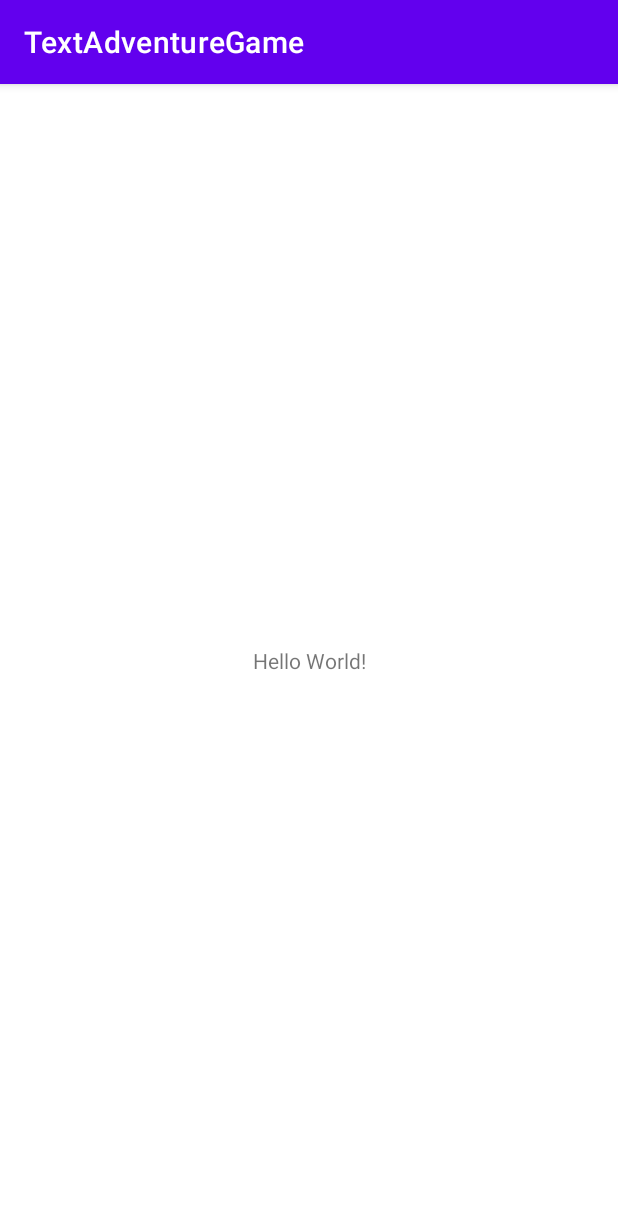
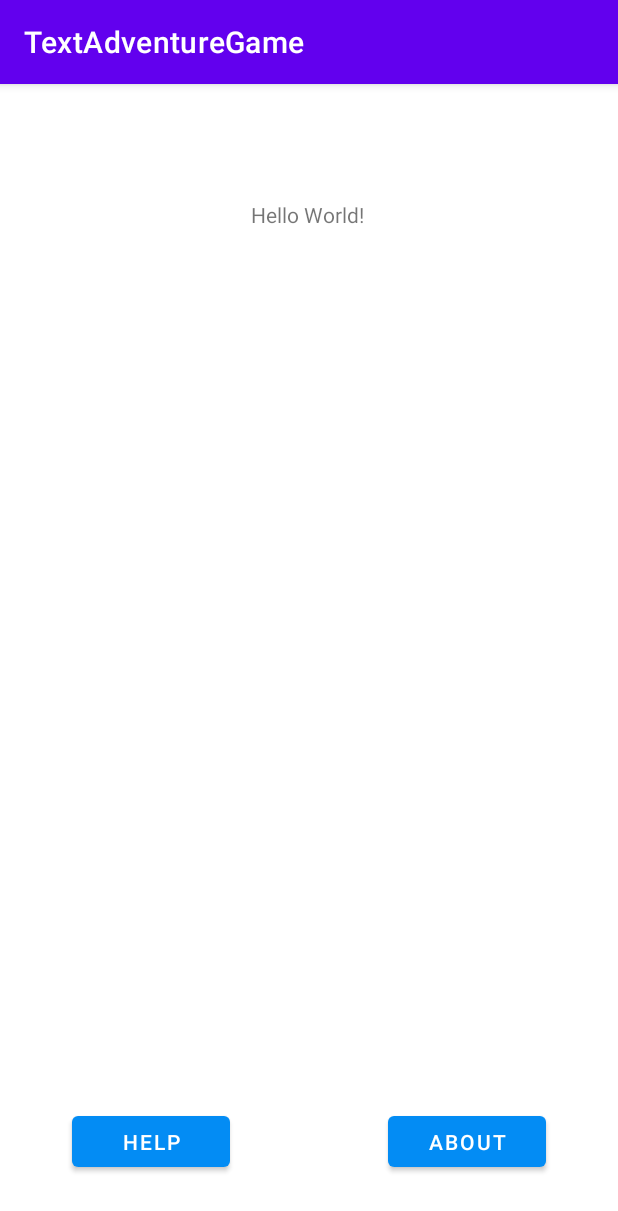
Before and after one commit to ABethuel/TextAdventureGame, an Android app: the screen it shows after launch (MainActivity), on a phone screen of 412 x 824 dp. Shown: the top 1211 px of the screen. Run offline under Robolectric (Android 15) with nearby library versions, the phone set to English and light mode, and no system bars.

Commit message:
welcome page

```diff
--- a/app/src/main/res/layout/activity_main.xml
+++ b/app/src/main/res/layout/activity_main.xml
@@ -4,15 +4,71 @@
     xmlns:tools="http://schemas.android.com/tools"
     android:layout_width="match_parent"
     android:layout_height="match_parent"
+    android:background="#FFFFFF"
     tools:context=".MainActivity">
 
+    <Button
+        android:id="@+id/buttonLoad"
+        android:layout_width="118dp"
+        android:layout_height="57dp"
+        android:layout_marginTop="192dp"
+        android:layout_marginEnd="112dp"
+        android:layout_marginRight="112dp"
+        android:layout_marginBottom="414dp"
+        android:text="Load"
+        app:backgroundTint="#038CF4"
+        app:layout_constraintBottom_toTopOf="@+id/buttonAbout"
+        app:layout_constraintEnd_toEndOf="parent"
+        app:layout_constraintTop_toBottomOf="@+id/textView" />
+
+    <Button
+        android:id="@+id/buttonAbout"
+        android:layout_width="105dp"
+        android:layout_height="46dp"
+        android:layout_marginEnd="48dp"
+        android:layout_marginRight="48dp"
+        android:layout_marginBottom="40dp"
+        android:text="@string/about"
+        app:backgroundTint="#038CF4"
+        app:layout_constraintBottom_toBottomOf="parent"
+        app:layout_constraintEnd_toEndOf="parent" />
+
     <TextView
+        android:id="@+id/textView"
         android:layout_width="wrap_content"
         android:layout_height="wrap_content"
         android:text="Hello World!"
         app:layout_constraintBottom_toBottomOf="parent"
+        app:layout_constraintHorizontal_bias="0.498"
         app:layout_constraintLeft_toLeftOf="parent"
         app:layout_constraintRight_toRightOf="parent"
-        app:layout_constraintTop_toTopOf="parent" />
+        app:layout_constraintTop_toTopOf="parent"
+        app:layout_constraintVertical_bias="0.103" />
+
+    <Button
+        android:id="@+id/buttonHelp"
+        android:layout_width="105dp"
+        android:layout_height="46dp"
+        android:layout_marginStart="48dp"
+        android:layout_marginLeft="48dp"
+        android:layout_marginBottom="40dp"
+        android:text="@string/help"
+        app:backgroundTint="#038CF4"
+        app:layout_constraintBottom_toBottomOf="parent"
+        app:layout_constraintStart_toStartOf="parent" />
+
+    <Button
+        android:id="@+id/buttonPlay"
+        android:layout_width="118dp"
+        android:layout_height="57dp"
+        android:layout_marginStart="112dp"
+        android:layout_marginLeft="112dp"
+        android:layout_marginTop="192dp"
+        android:layout_marginBottom="414dp"
+        android:text="@string/play"
+        app:backgroundTint="#038CF4"
+        app:layout_constraintBottom_toTopOf="@+id/buttonHelp"
+        app:layout_constraintStart_toStartOf="parent"
+        app:layout_constraintTop_toBottomOf="@+id/textView" />
 
 </androidx.constraintlayout.widget.ConstraintLayout>
--- a/app/src/main/res/values/strings.xml
+++ b/app/src/main/res/values/strings.xml
@@ -1,3 +1,7 @@
 <resources>
     <string name="app_name">TextAdventureGame</string>
+    <string name="about">About</string>
+    <string name="load">Load</string>
+    <string name="play">Play</string>
+    <string name="help">Help</string>
 </resources>
```
